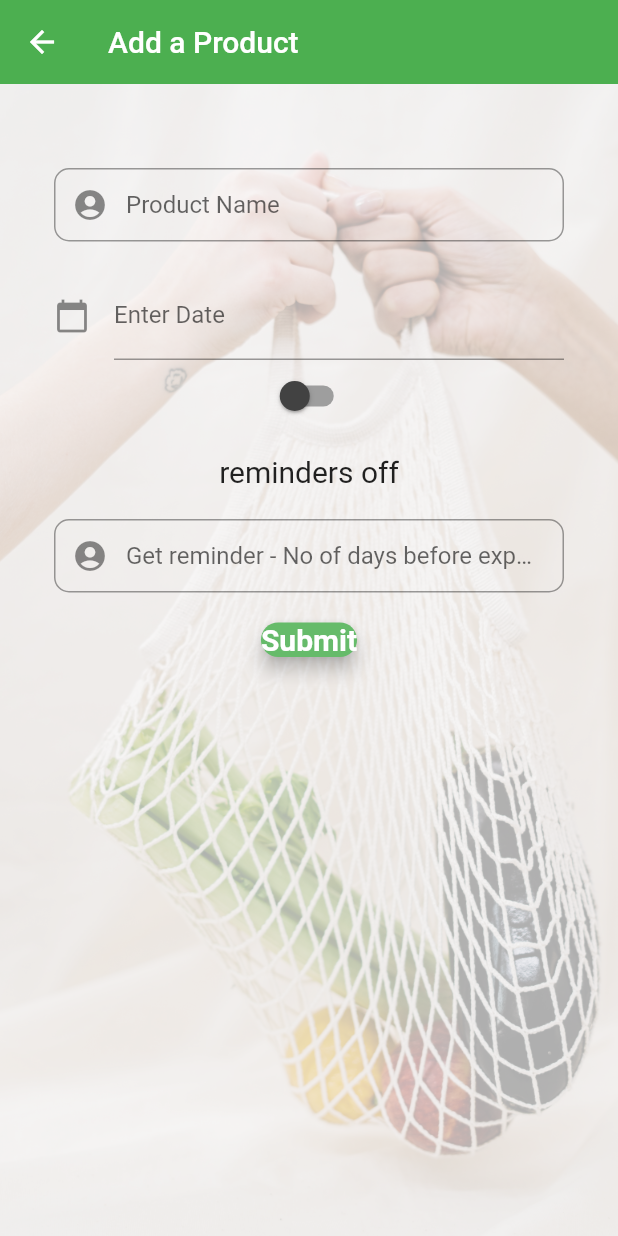
After one commit to zewbare/Gro-Sense, a Flutter app: the AddaProductScreen screen opened directly, on a phone screen of 412 x 824 dp. The commit adds this screen. Run offline on Flutter 3.47's test engine with Material 2 defaults, Android fonts, the phone set to English and light mode, and no system bars; our stand-ins replace cloud_firestore, firebase_auth, firebase_core, flutter_secure_storage, fluttertoast, google_sign_in; accounts and stored records are empty.

Commit message:
Created AddaProduct Screeen

```diff
--- /dev/null
+++ b/gro_sense/lib/screens/add_product.dart
@@ -0,0 +1,323 @@
+import 'dart:io';
+import 'package:fluttertoast/fluttertoast.dart';
+import 'package:gro_sense/model/user_model.dart';
+import 'package:firebase_auth/firebase_auth.dart';
+import 'package:flutter/material.dart';
+import 'package:gro_sense/screens/dashboard.dart';
+import 'package:intl/intl.dart';
+import 'package:gro_sense/screens/screen_login.dart';
+import 'edit_profile_screen.dart';
+
+class AddaProductScreen extends StatefulWidget {
+  const AddaProductScreen({Key? key}) : super(key: key);
+
+  @override
+  _AddaProductScreenState createState() => _AddaProductScreenState();
+
+}
+
+class _AddaProductScreenState extends State<AddaProductScreen>
+{
+  final _formKey = GlobalKey<FormState>();
+  final auth = FirebaseAuth.instance;
+  final productNameEditingController = new TextEditingController();
+  final expirydateEditingController = new TextEditingController();
+  final numberofDaysReminderEditingController = new TextEditingController();
+  bool onoroff = false;
+  var defaultoption = 'reminders off';
+
+  void toggleSwitch(bool value)
+  {
+
+    if(onoroff == false)
+    {
+      setState(() {
+        onoroff = true;
+        defaultoption = 'Reminders On';
+      });
+      print('Reminders On');
+    }
+    else
+    {
+      setState(() {
+        onoroff = false;
+        defaultoption = 'Reminders Off';
+      });
+      print('Reminders Off');
+    }
+  }
+
+  @override
+  void initState() {
+    expirydateEditingController.text = "";
+    super.initState();
+  }
+
+  @override
+  Widget build(BuildContext context)
+  {
+    //Product Name Field
+    final productNameField= TextFormField
+      (
+        autofocus: false,
+        controller: productNameEditingController,
+        keyboardType: TextInputType.text,
+        validator: (value) {
+          if(value!.isEmpty)
+            {
+             return ("Please enter a product name");
+            }
+          return null;
+        },
+        onSaved: (value) {
+          productNameEditingController.text = value!;
+        },
+        textInputAction: TextInputAction.next,
+        decoration: InputDecoration(
+          prefixIcon: Icon(Icons.account_circle_sharp),
+          contentPadding: EdgeInsets.fromLTRB(20, 15, 20, 15),
+          hintText: "Product Name",
+          border: OutlineInputBorder(
+            borderRadius: BorderRadius.circular(10),
+          ),
+        ),
+      );
+/*
+    //Expiry Date Field
+    showDatePicker(
+      context: context,
+      initialDate: DateTime.now(),
+      firstDate: DateTime.now(), // Required
+      lastDate: DateTime(2100),  // Required
+    );
+
+    DateTime selectedDate = new DateTime.now();
+    _selectDate(BuildContext context) async {
+      final DateTime? picked = await showDatePicker(
+        context: context,
+        initialDate: selectedDate,
+        firstDate: DateTime(1950),
+        lastDate: DateTime(2050),
+        cancelText: 'Cancel',
+        confirmText: 'Ok',
+      );
+      if (picked != null && picked != selectedDate)
+        setState(() {
+          selectedDate = picked;
+        }
+        );
+      } */
+
+      //No of Days before Expiry - Reminder
+    final numberofDaysReminder= TextFormField
+      (
+      autofocus: false,
+      controller: numberofDaysReminderEditingController,
+      keyboardType: TextInputType.text,
+      validator: (value) {
+        if(value!.isEmpty)
+        {
+          return ("Please enter a value");
+        }
+        return null;
+      },
+      onSaved: (value) {
+        productNameEditingController.text = value!;
+      },
+      textInputAction: TextInputAction.next,
+      decoration: InputDecoration(
+        prefixIcon: Icon(Icons.account_circle_sharp),
+        contentPadding: EdgeInsets.fromLTRB(20, 15, 20, 15),
+        hintText: "Get reminder - No of days before expiry",
+        border: OutlineInputBorder(
+          borderRadius: BorderRadius.circular(10),
+        ),
+      ),
+    );
+
+    final submitButton = Material(
+      elevation: 5,
+      borderRadius: BorderRadius.circular(30),
+      color: Colors.green[400],
+     /* child: MaterialButton(
+          padding: EdgeInsets.fromLTRB(20, 15, 20, 15),
+          minWidth: MediaQuery
+              .of(context)
+              .size
+              .width,
+          onPressed: () {
+            submit(ProductNameEditingController.text, DateTime);
+          }, */
+          child: Text(
+            "Submit",
+            textAlign: TextAlign.center,
+            style: TextStyle(
+                fontSize: 20, color: Colors.white, fontWeight: FontWeight.bold),
+          )
+    );
+   // );
+
+    return Scaffold(
+        appBar: AppBar(
+          title: Text('Add a Product'),
+          elevation: 0,
+          leading: IconButton(
+            icon: Icon(Icons.arrow_back, color: Colors.white),
+            onPressed: () {
+              // passing this to our root
+              Navigator.of(context).pushReplacement(
+                  MaterialPageRoute(builder: (context) => DashBoardScreen()));
+            },
+          ),
+        ),
+        body: Container
+          (
+          width: double.infinity,
+          height: double.infinity,
+          decoration: BoxDecoration(
+            image: DecorationImage(
+              image: AssetImage("assets/logo.png"),
+              colorFilter: new ColorFilter.mode(Colors.black.withOpacity(0.3), BlendMode.dstATop),
+              fit: BoxFit.cover,
+            ),
+          ),
+          child: SingleChildScrollView(
+            child: Container(
+              color: Colors.transparent,
+              child: Padding(
+                padding: const EdgeInsets.all(36.0),
+                child: Form(
+                  key: _formKey,
+                  child: Column(
+                      mainAxisAlignment: MainAxisAlignment.center,
+                      crossAxisAlignment: CrossAxisAlignment.center,
+                      children: <Widget>[
+                        SizedBox(height: 20,),
+                        productNameField,
+                        SizedBox(height: 20),
+                        TextField(
+                          controller: expirydateEditingController, //editing controller of this TextField
+                          decoration: InputDecoration(
+                              icon: Icon(Icons.calendar_today), //icon of text field
+                              labelText: "Enter Date" //label text of field
+                          ),
+                          readOnly: true,  //set it true, so that user will not able to edit text
+                          onTap: () async {
+                            DateTime? pickedDate = await showDatePicker(
+                                context: context,
+                                initialDate: DateTime.now(),
+                                firstDate: DateTime(2000), //DateTime.now() - not to allow to choose before today.
+                                lastDate: DateTime(2101)
+                            );
+
+                            if(pickedDate != null ){
+                              print(pickedDate);  //pickedDate output format => 2021-03-10 00:00:00.000
+                              String formattedDate = DateFormat('yyyy-MM-dd').format(pickedDate);
+                              print(formattedDate); //formatted date output using intl package =>  2021-03-16
+                              //you can implement different kind of Date Format here according to your requirement
+
+                              setState(() {
+                                expirydateEditingController.text = formattedDate; //set output date to TextField value.
+                              });
+                            }else{
+                              print("Date is not selected");
+                            }
+                          },
+                        ),
+                        Transform.scale(scale: 2),
+                        Switch
+                          (
+                          value: onoroff,
+                          onChanged: toggleSwitch,
+                          activeColor: Colors.green,
+                          activeTrackColor: Colors.lightGreenAccent[100],
+                          inactiveThumbColor: Colors.grey[800],
+                          inactiveTrackColor: Colors.grey[500],
+                          ),
+                        SizedBox(height: 15),
+                        Text('$defaultoption', style: TextStyle(fontSize: 20),),
+                        SizedBox(height: 20),
+                        numberofDaysReminder,
+                        SizedBox(height: 20),
+                        submitButton,
+                      ]),
+                ),
+              ),
+            ),
+          ),
+        ),
+      );
+    }//Widget Build
+/*
+  void submit(String productName, DateTime selectedDate) async {
+    if (_formKey.currentState!.validate()) {
+      try {
+        await auth
+            .createUserWithEmailAndPassword(email: email, password: password)
+
+            .then((uid) =>
+        {
+          Fluttertoast.showToast(msg: "signup Successful"),
+          Navigator.of(context).pushReplacement(
+              MaterialPageRoute(builder: (context) => DashBoardScreen()))
+        })
+            .then((value) => {postDetailsToFirestore()})
+            .catchError((e) {
+          Fluttertoast.showToast(msg: e!.message);
+        });
+      } on FirebaseAuthException catch (error) {
+        switch (error.code) {
+          case "invalid-email":
+            errorMessage = "Your email address appears to be malformed.";
+            break;
+          case "wrong-password":
+            errorMessage = "Your password is wrong.";
+            break;
+          case "user-not-found":
+            errorMessage = "User with this email doesn't exist.";
+            break;
+          case "user-disabled":
+            errorMessage = "User with this email has been disabled.";
+            break;
+          case "too-many-requests":
+            errorMessage = "Too many requests";
+            break;
+          case "operation-not-allowed":
+            errorMessage = "Signing in with Email and Password is not enabled.";
+            break;
+          default:
+            errorMessage = "An undefined Error happened.";
+        }
+        Fluttertoast.showToast(msg: errorMessage!);
+        print(error.code);
+      }
+    }
+  }
+
+  postDetailsToFirestore() async {
+    // calling our firestore
+    // calling our user model
+    // sending these values
+
+    FirebaseFirestore firebaseFirestore = FirebaseFirestore.instance;
+    User? user = _auth.currentUser;
+
+    UserModel userModel = UserModel();
+
+    // writing all the values
+    userModel.email = user!.email;
+    userModel.uid = user.uid;
+    userModel.firstName = firstNameEditingController.text;
+    userModel.secondName = secondNameEditingController.text;
+
+    await firebaseFirestore
+        .collection("users")
+        .doc(user.uid)
+        .set(userModel.toMap());
+    Fluttertoast.showToast(msg: "Account created successfully :) ");
+
+
+  }
+*/
+
+} // Class _AddProductScreenState}
--- a/gro_sense/lib/screens/dashboard.dart
+++ b/gro_sense/lib/screens/dashboard.dart
@@ -1,5 +1,6 @@
 import 'package:firebase_auth/firebase_auth.dart';
 import 'package:flutter/material.dart';
+import 'package:gro_sense/screens/add_product.dart';
 
 import 'edit_profile_screen.dart';
 
@@ -25,7 +26,10 @@ class _DashBoardScreenState extends State<DashBoardScreen> {
         elevation: 5.0,
         icon: const Icon(Icons.add),
         label: const Text('Add'),
-        onPressed: () {},
+        onPressed: () {
+          Navigator.of(context).pushReplacement(
+              MaterialPageRoute(builder: (context) => AddaProductScreen()));
+        },
       ),
       floatingActionButtonLocation:
       FloatingActionButtonLocation.centerDocked,
--- a/gro_sense/lib/screens/edit_profile_screen.dart
+++ b/gro_sense/lib/screens/edit_profile_screen.dart
@@ -1,6 +1,7 @@
 import 'package:flutter/material.dart';
 import 'package:gro_sense/screens/dashboard.dart';
 import 'package:gro_sense/screens/screen_login.dart';
+import 'package:gro_sense/screens/dashboard.dart';
 
 class EditProfileScreen extends StatelessWidget{
 
@@ -9,6 +10,14 @@ Widget build(BuildContext context){
   return Scaffold(
     appBar: AppBar(
       title: Text('Settings'),
+      leading: IconButton(
+        icon: Icon(Icons.arrow_back, color: Colors.white),
+        onPressed: () {
+          // passing this to our root
+          Navigator.of(context).pushReplacement(
+              MaterialPageRoute(builder: (context) => DashBoardScreen()));
+        },
+      ),
     ),
     body: Container(
     child: Drawer(
@@ -35,6 +44,7 @@ Widget build(BuildContext context){
          onTap: (){
                Navigator.of(context).pushReplacement(
                    MaterialPageRoute(builder: (context) => LoginScreen()));
+
          },),
         ],
       )
--- a/gro_sense/lib/screens/screen_login.dart
+++ b/gro_sense/lib/screens/screen_login.dart
@@ -11,6 +11,8 @@ import 'package:firebase_core/firebase_core.dart';
 import 'package:firebase_core/firebase_core.dart';
 import 'package:flutter/material.dart';
 import 'package:gro_sense/screens/reset_password_screen.dart';
+import 'package:gro_sense/screens/add_product.dart';
+
 class LoginScreen extends StatefulWidget {
   const LoginScreen({Key? key}) : super(key: key);
 
--- a/gro_sense/pubspec.yaml
+++ b/gro_sense/pubspec.yaml
@@ -27,6 +27,7 @@ dependencies:
   google_sign_in: ^5.0.3
   flutter:
     sdk: flutter
+  intl: ^0.17.0
   fluttertoast: ^8.0.8
   provider: ^5.0.0
   flutter_facebook_auth: ^3.5.1
@@ -40,6 +41,7 @@ dependencies:
 dev_dependencies:
   flutter_test:
     sdk: flutter
+
 
 
 
```
Also changed, not shown: gro_sense/pubspec.lock.
